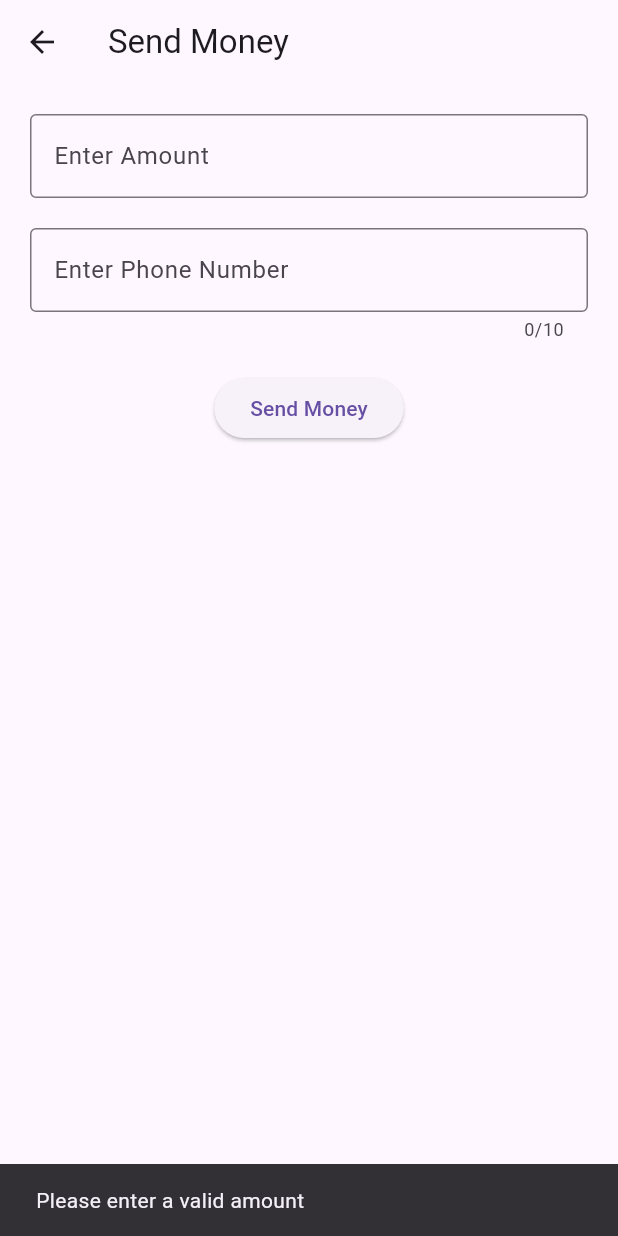
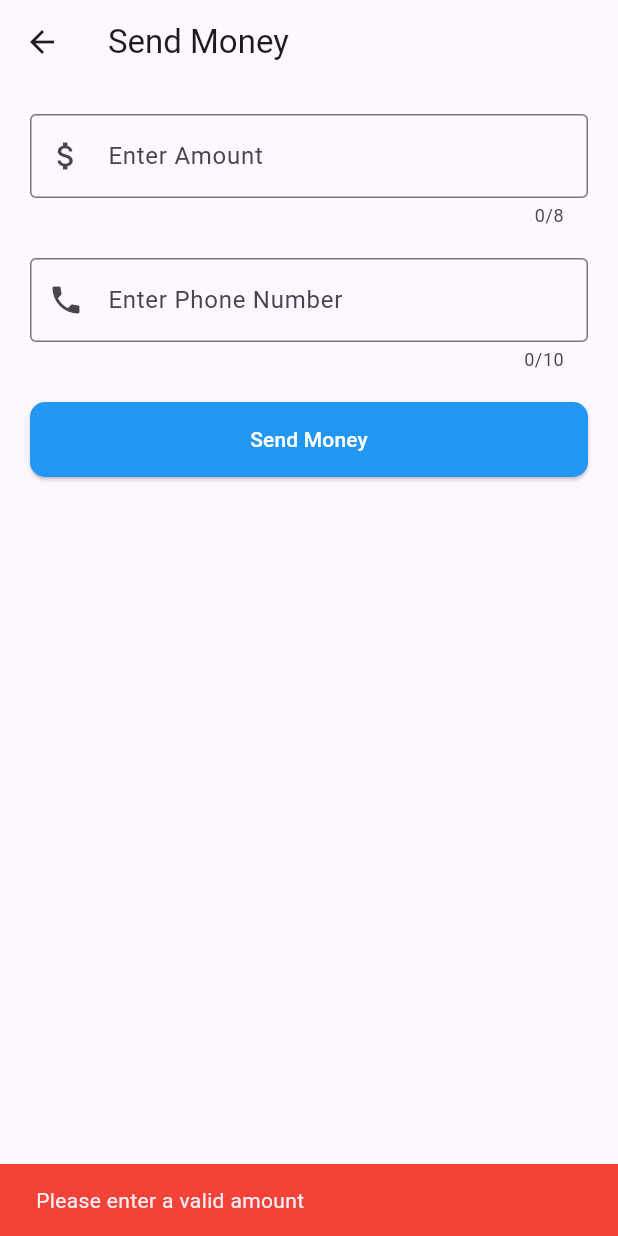
Before and after one commit to gangadhar1112/sendmoney_flutter, a Flutter app: the SendMoneyScreen screen opened directly, after a tap on "Send Money", on a phone screen of 412 x 824 dp. Run offline on Flutter 3.47's test engine with Material 3 defaults, Android fonts, the phone set to English and light mode, and no system bars; our stand-ins replace cloud_firestore, connectivity_plus, equatable, firebase_core, flutter_bloc, shared_preferences; accounts and stored records are empty.

Commit message:
don submit button ui changes and added $ symbol for amount fields.

```diff
--- a/lib/main.dart
+++ b/lib/main.dart
@@ -3,7 +3,7 @@
 import 'package:flutter/material.dart';
 
 import 'package:firebase_core/firebase_core.dart';
-import 'dashboard.dart';
+import 'dashboard/dashboard_screen.dart';
 import 'firebase_options.dart';
 import 'local_storage/local_storage.dart';
 
--- a/lib/send_money/screen/send_money_screen.dart
+++ b/lib/send_money/screen/send_money_screen.dart
@@ -23,7 +23,7 @@
 
 class _SendMoneyScreenState extends State<SendMoneyScreen> {
   final TextEditingController amountController = TextEditingController();
-  final TextEditingController userName=TextEditingController();
+  final TextEditingController userName = TextEditingController();
 
   // Function to send money to Firestore
   void sendMoney() {
@@ -32,21 +32,29 @@
     double amount = double.tryParse(amountController.text) ?? 0.0;
 
     if (amount <= 0) {
-      ScaffoldMessenger.of(context).showSnackBar(
-          const SnackBar(content: Text('Please enter a valid amount')));
+      ScaffoldMessenger.of(context).showSnackBar(const SnackBar(
+        content: Text('Please enter a valid amount'),
+        backgroundColor: Colors.red,
+      ));
       return;
     }
     if (userName.text.isEmpty) {
-      ScaffoldMessenger.of(context).showSnackBar(
-          const SnackBar(content: Text('Please enter phone number')));
+      ScaffoldMessenger.of(context).showSnackBar(const SnackBar(
+        content: Text('Please enter phone number'),
+        backgroundColor: Colors.red,
+      ));
       return;
     }
     if (userName.text.length != 10) {
-      ScaffoldMessenger.of(context).showSnackBar(
-          const SnackBar(content: Text('Please enter a valid phone number')));
+      ScaffoldMessenger.of(context).showSnackBar(const SnackBar(
+        content: Text('Please enter a valid phone number'),
+        backgroundColor: Colors.red,
+      ));
       return;
     }
-    context.read<SendMoneyBloc>().add(SendMoneySubmitted(amount: amount,userName: userName.text));
+    context
+        .read<SendMoneyBloc>()
+        .add(SendMoneySubmitted(amount: amount, userName: userName.text));
   }
 
   @override
@@ -59,10 +67,12 @@
           children: [
             TextField(
               controller: amountController,
+              maxLength: 8,
               keyboardType: TextInputType.number,
               decoration: const InputDecoration(
                 labelText: 'Enter Amount',
                 border: OutlineInputBorder(),
+                prefixIcon: Icon(Icons.attach_money),
               ),
             ),
             const SizedBox(height: 20),
@@ -73,15 +83,17 @@
               decoration: const InputDecoration(
                 labelText: 'Enter Phone Number',
                 border: OutlineInputBorder(),
+                prefixIcon: Icon(Icons.phone),
               ),
             ),
             const SizedBox(height: 20),
             BlocListener<SendMoneyBloc, SendMoneyState>(
               listener: (context, state) {
                 if (state is SendMoneyFailure) {
-                  // Show an error message on failure
-                  ScaffoldMessenger.of(context).showSnackBar(
-                      SnackBar(content: Text('Error: ${state.error}')));
+                  ScaffoldMessenger.of(context).showSnackBar(SnackBar(
+                    content: Text('Error: ${state.error}'),
+                    backgroundColor: Colors.red,
+                  ));
                 }
 
                 if (state is SendMoneySuccess) {
@@ -130,12 +142,21 @@
               child: BlocBuilder<SendMoneyBloc, SendMoneyState>(
                 builder: (context, state) {
                   if (state.status == Status.loading) {
-                    // Show loading indicator when the status is 'loading'
                     return const Center(child: CircularProgressIndicator());
                   } else {
                     return ElevatedButton(
+                      style: ElevatedButton.styleFrom(
+                        minimumSize: const Size.fromHeight(50),
+                        shape: RoundedRectangleBorder(
+                          borderRadius: BorderRadius.circular(10),
+                        ),
+                        backgroundColor: Colors.blue,
+                      ),
                       onPressed: sendMoney,
-                      child: const Text('Send Money'),
+                      child: const Text(
+                        'Send Money',
+                        style: TextStyle(color: Colors.white),
+                      ),
                     );
                   }
                 },
```
Also changed, not shown: lib/dashboard/dashboard_balance.dart (renamed from lib/dashboard_balance.dart, +10 -3 lines), lib/dashboard/dashboard_screen.dart (renamed from lib/dashboard.dart, +4 -11 lines), lib/dashboard_header.dart (deleted, +0 -34 lines).
